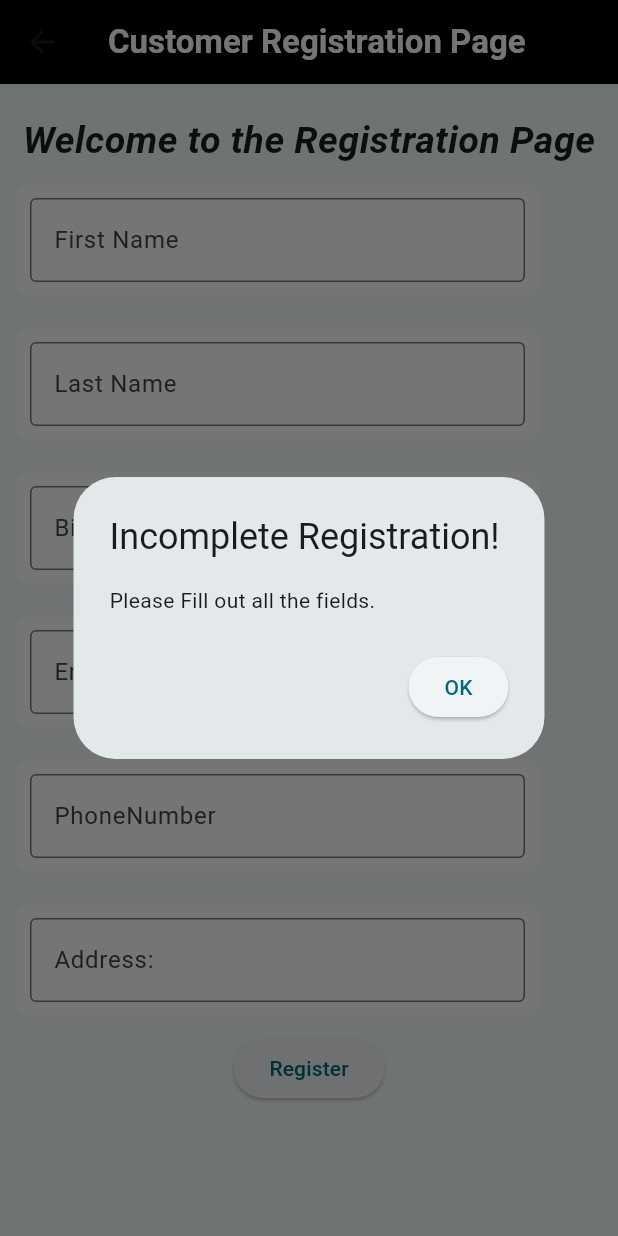
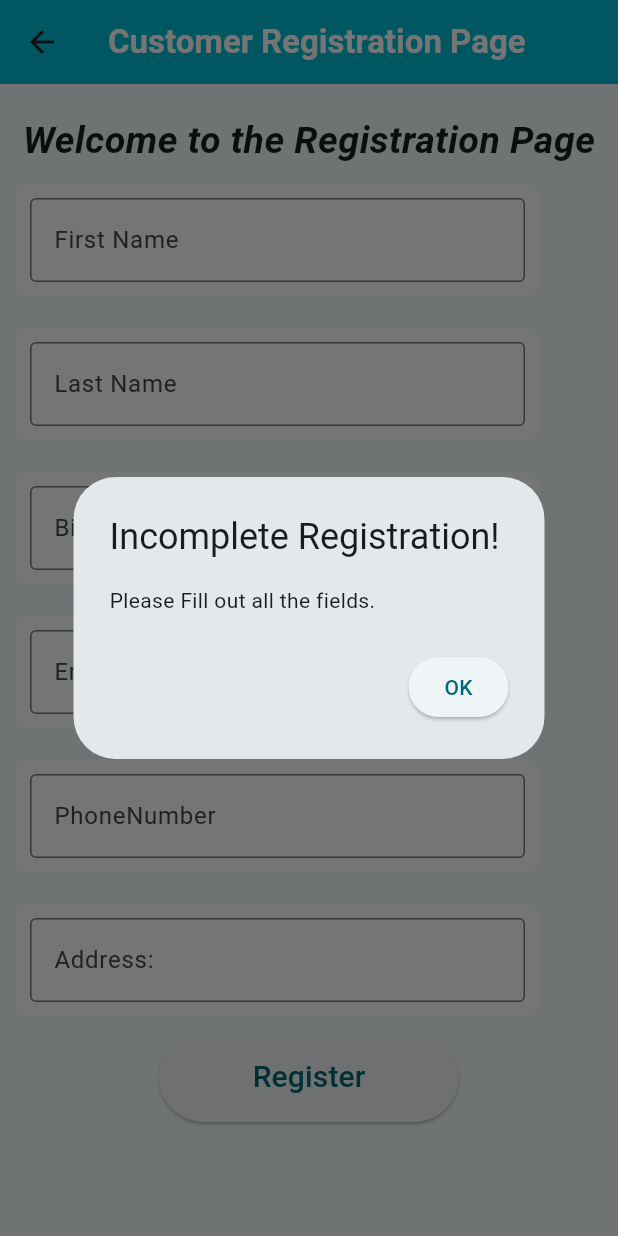
Before and after one commit to Krish14505/group_project, a Flutter app: the CustomerRegistration screen opened by its route, after a tap on "Register", on a phone screen of 412 x 824 dp. Run offline on Flutter 3.47's test engine with Material 3 defaults, Android fonts, the phone set to English and light mode, and no system bars; our stand-ins replace floor, sqflite; accounts and stored records are empty; generated files the repository leaves out were written again.

Commit message:
implemented the register button To add the customer into  database and list as well

```diff
--- a/lib/Customer_Registration.dart
+++ b/lib/Customer_Registration.dart
@@ -1,5 +1,9 @@
 import 'package:flutter/cupertino.dart';
 import 'package:flutter/material.dart';
+import 'package:group_project/Customer.dart';
+import 'package:group_project/CustomerDAO.dart';
+
+import 'CustomerDatabase.dart';
 
 class CustomerRegistration extends StatefulWidget {
    String  title= "Customer Registration Page" ;
@@ -14,6 +18,9 @@ class CustomerRegistration extends StatefulWidget {
 class CustomerRegistrationState extends State<CustomerRegistration> {
 
 //variables should be defined here.
+//creating the dao object
+late CustomerDAO customerdao ;
+List<Customer> customerLists= [];
 
   ///declare all the variables used in the textfield.
   late TextEditingController _firstName;
@@ -32,6 +39,20 @@ class CustomerRegistrationState extends State<CustomerRegistration> {
     _phoneNumber = TextEditingController();
     _address = TextEditingController();
     _birthday = TextEditingController();
+
+    //creating the database connection
+    $FloorCustomerDatabase.databaseBuilder("app_database.db").build().then((database) {
+      customerdao = database.getCustomerDAO; // instantiate the database object
+
+      //fetch the customer from the customerList and put all into the database
+      customerdao.getAllCustomers().then((ListOfCustomers) {
+        customerLists.addAll(ListOfCustomers); // when loading the page , all the existing customer should be in the list.
+
+      });
+
+    });
+
+
   }
 
   @override
@@ -50,8 +71,8 @@ class CustomerRegistrationState extends State<CustomerRegistration> {
   Widget build(BuildContext context) {
     // TODO: implement build
   return Scaffold(
-    appBar: AppBar(backgroundColor: Colors.black,title: Text(widget.title,style: TextStyle(color:Colors.white,fontWeight: FontWeight.bold)) ,),
-    body: Center (
+    appBar: AppBar(backgroundColor: Colors.cyan,title: Text(widget.title,style: TextStyle(color:Colors.white,fontWeight: FontWeight.bold)) ,),
+    body: SingleChildScrollView (
       child: Column(
         mainAxisAlignment: MainAxisAlignment.start,
         children: <Widget>[
@@ -199,7 +220,16 @@ class CustomerRegistrationState extends State<CustomerRegistration> {
               ),
             ],),
           //creating Register button to register the user as the customer
-          ElevatedButton(onPressed: registerCustomer , child: Text("Register"))
+          SizedBox(
+            width: 200, // Set the width of the button
+            height: 60, // Set the height of the button
+            child: ElevatedButton(
+              onPressed: registerCustomer,
+              child: Text("Register", style: TextStyle(fontSize: 20)), // Adjust font size if needed
+            ),
+          ),
+
+
         ],
       ),
 
@@ -225,10 +255,34 @@ class CustomerRegistrationState extends State<CustomerRegistration> {
           ],
         ),
       );
-    }else {
+    }
+    //each of fields is filled then the following:
+    else {
       var snackBar = SnackBar( content: Text('successfully Registered!', style: TextStyle(fontStyle: FontStyle.italic, fontSize: 18, color: Colors.green),) );
       ScaffoldMessenger.of(context).showSnackBar(snackBar);
+      ///navigate to the list page
+       Navigator.pushNamed(context, "/homePage"); //redirect to the home page
+
+
+        //database stuff to add the customer
+        var newCustomer = Customer(Customer.ID++, _firstName.value.text, _lastName.value.text, _email.value.text, _phoneNumber.value.text, _address.value.text, _birthday.value.text);
+
+        //add to the list first
+         customerLists.add(newCustomer);
+
+        //invoking a method to insert the new customer into the table
+        customerdao.addCustomer(newCustomer);
+
+        //empty all the spaces.
+
+      _firstName.text = " ";
+      _lastName.text =" ";
+      _email.text =  " ";
+      _phoneNumber.text =  " ";
+      _address.text = " ";
+      _birthday.text =  " ";
     }
+
   }
 
 
```
